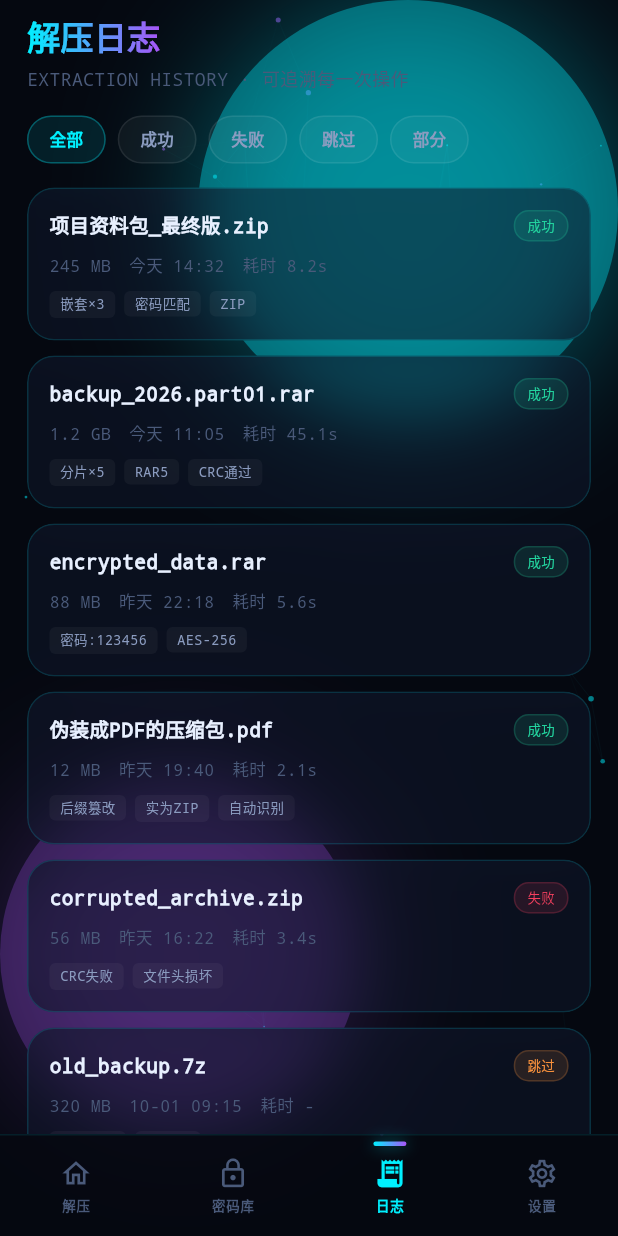
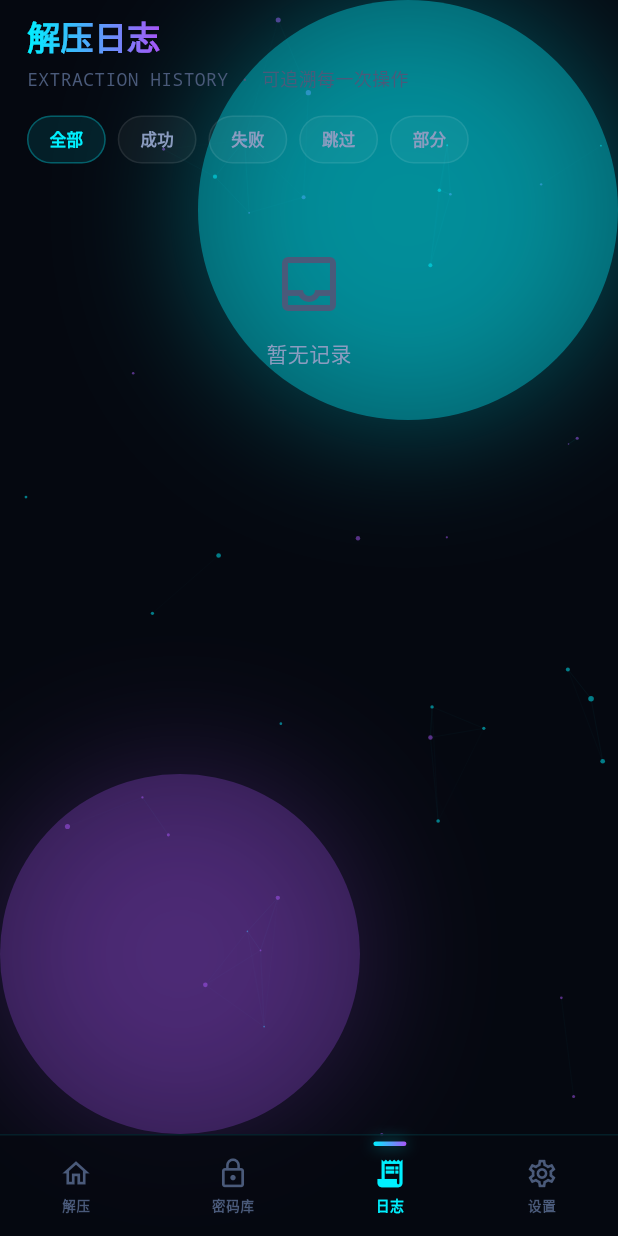
Before and after one commit to Bennett-LiBingHai/deep_unzip, a Flutter app: the screen it shows after launch, item 3 of the bottom bar chosen, on a phone screen of 412 x 824 dp. Run offline on Flutter 3.47's test engine with Material 3 defaults, Android fonts, the phone set to English and light mode, and no system bars; our stand-ins replace file_picker, permission_handler; missing offline and left inert: dart:ffi.

Commit message:
删掉模拟数据，密码库与日志改成空库起步
`lib/utils/mock_data.dart` 连着整个 `lib/utils/` 一起删掉。四个常量列表分两类：

- `archives` —— 早就没人读了（真实扫描接管后就是死代码）。
- `passwords` / `logs` —— 是演示用的假数据：四条「别人的」密码（还带编出来的
  命中次数）、七条没发生过的解压历史。改成空列表起步，用户自己攒。
  P4 接上 `flutter_secure_storage` 之后这里改成从 `vault_v1` 读。

- `extractors` —— **不是演示数据**，是这个 app 真内置了哪几种解压后端：设置页
  把它当「内置」分组展示，`isBuiltin` 为真时删不掉，P8 的规格解析器还要拿它当
  注册表初始内容。所以它没被删，只是搬到了 `lib/data/builtin_extractors.dart`
  —— 原来的家叫「mock」，名不副实。

顺带修掉最后一处装饰性假数据：`vault_screen` 摘要卡右边的「87% 历史匹配率」是
写死的。密码库空库起步之后，它跟左边的「0 已保存密码」直接打架 —— 换成像样的
真值：库里各条 `hitCount` 之和，标签改「累计命中」。

测试：`addPassword 拒绝空串与重复` 原本拿 `MockData.passwords.first.value` 当
重复项，现在先自己塞一条再造重复；`deletePassword 按下标删` 原本依赖
`passwords[1]` 存在，改成先 addPassword 两条。另外补了「空库起步」的前提断言。

`format.dart` / `format_test.dart` 里「形状来自 mock_data」的注释改成指向页面
渲染与测试本身 —— 那些形状是 UI 的既有契约，数据文件没了契约还在。

analyze 无 error/warning；381 个测试全过。

Co-Authored-By: Claude Code <noreply@anthropic.com>

```diff
--- /dev/null
+++ b/lib/data/builtin_extractors.dart
@@ -0,0 +1,60 @@
+import '../models/extractor.dart';
+
+/// 内置解压方式清单。
+///
+/// 这不是演示数据 —— 删掉 `utils/mock_data.dart` 时特意把它留了下来，因为
+/// 它描述的是**这个 app 真正内置了哪几种解压后端**：设置页把它当「内置」分组
+/// 展示，[Extractor.isBuiltin] 为真时删不掉（见 `AppState.deleteExtractor`），
+/// 而且 P8 的声明式规格解析器要拿它当注册表的初始内容。
+///
+/// [Extractor.detectLogic] / [Extractor.extractLogic] 是**给人看的字符串**，
+/// 不是可执行代码 —— 它们只在设置页的详情里原样显示。真正常用的是
+/// `engine/sniff.dart`（探测）与 `engine/backends/`（解压），
+/// 两者都不读这里的字符串。所以这里的值与后缀名对不上时，**以后者为准**。
+class BuiltinExtractors {
+  /// 按可信度从高到低排。`AppState.extractors` 拿它做初始列表。
+  static const List<Extractor> all = [
+    Extractor(
+      name: 'ZIP',
+      type: ExtractorType.single,
+      detectLogic: 'readHeader(4) === 0x504B0304',
+      extractLogic: 'unzip -o {file} -d {dir}',
+      isBuiltin: true,
+    ),
+    Extractor(
+      name: 'RAR5',
+      type: ExtractorType.single,
+      detectLogic: 'readHeader(7) === 0x526172211A0701',
+      extractLogic: 'unrar x -y {file} {dir}',
+      isBuiltin: true,
+    ),
+    Extractor(
+      name: '7Z',
+      type: ExtractorType.single,
+      detectLogic: 'readHeader(6) === 0x377ABCAF271C',
+      extractLogic: '7z x -y {file} -o{dir}',
+      isBuiltin: true,
+    ),
+    Extractor(
+      name: 'TAR.GZ',
+      type: ExtractorType.single,
+      detectLogic: 'readHeader(2) === 0x1F8B',
+      extractLogic: 'tar -xzf {file} -C {dir}',
+      isBuiltin: true,
+    ),
+    Extractor(
+      name: 'RAR 分卷',
+      type: ExtractorType.split,
+      detectLogic: '匹配 *.part01.rar / *.r01 序列',
+      extractLogic: 'unrar x -y {firstFile} {dir}',
+      isBuiltin: true,
+    ),
+    Extractor(
+      name: 'ZIP 分卷',
+      type: ExtractorType.split,
+      detectLogic: '匹配 *.zip.001 / *.z01 序列',
+      extractLogic: 'zip -s- {firstFile} --out temp.zip && unzip temp.zip',
+      isBuiltin: true,
+    ),
+  ];
+}
--- a/lib/providers/app_state.dart
+++ b/lib/providers/app_state.dart
@@ -7,6 +7,7 @@ import 'package:flutter/foundation.dart';
 import 'package:path/path.dart' as p;
 import 'package:permission_handler/permission_handler.dart';
 
+import '../data/builtin_extractors.dart';
 import '../engine/controller.dart';
 import '../engine/cycles.dart';
 import '../engine/format.dart';
@@ -20,7 +21,6 @@ import '../models/archive_file.dart';
 import '../models/extractor.dart';
 import '../models/log_entry.dart';
 import '../models/password_entry.dart';
-import '../utils/mock_data.dart';
 
 /// 全局应用状态。
 ///
@@ -149,12 +149,14 @@ class AppState extends ChangeNotifier {
   /// 暂停中。区别于 [extracting]：暂停时 `extracting` 为 false 但任务还在。
   bool get paused => _paused;
 
-  // 密码库
-  final List<PasswordEntry> _passwords = List.from(MockData.passwords);
+  // 密码库。**空库起步** —— 之前从 mock 数据播种是为了演示观感，但那会让
+  // 用户第一次打开就看到四条「别人的」密码（还带假的命中次数）。真实做法是
+  // 让用户自己攒；P4 接上 `flutter_secure_storage` 后这里改成从 `vault_v1` 读。
+  final List<PasswordEntry> _passwords = [];
   List<PasswordEntry> get passwords => List.unmodifiable(_passwords);
 
-  // 日志
-  final List<LogEntry> _logs = List.from(MockData.logs);
+  // 日志。同样空库起步：历史应当只记录**本机真的解压过**的东西。
+  final List<LogEntry> _logs = [];
   List<LogEntry> get logs => List.unmodifiable(_logs);
   LogStatus? _logFilter;
   LogStatus? get logFilter => _logFilter;
@@ -167,8 +169,9 @@ class AppState extends ChangeNotifier {
   /// 日志封顶。纯追加写、又要在退出时整份落盘，不封顶会无限长。
   static const int _maxLogs = 300;
 
-  // 解压器
-  final List<Extractor> _extractors = List.from(MockData.extractors);
+  // 解压器。**内置那几条是真配置，不是演示数据** —— 见 BuiltinExtractors。
+  // 从原来的 mock_data.dart 搬过来只是因为那里被整个删掉了。
+  final List<Extractor> _extractors = List.from(BuiltinExtractors.all);
   List<Extractor> get extractors => List.unmodifiable(_extractors);
 
   // 设置开关
--- a/lib/screens/vault_screen.dart
+++ b/lib/screens/vault_screen.dart
@@ -79,6 +79,12 @@ class _VaultScreenState extends State<VaultScreen> {
   }
 
   Widget _buildSummary() {
+    // 右边那格原本是写死的 `87%`（标签「历史匹配率」）—— 纯装饰。密码库改成
+    // 空库起步之后，那个数字跟左边的「0 已保存密码」直接打架，所以换成真的：
+    // 库里各条 hitCount 之和。P4 接上真实匹配计数后这里会更有意义。
+    final hits =
+        widget.state.passwords.fold<int>(0, (sum, p) => sum + p.hitCount);
+
     return GlassCard(
       padding: const EdgeInsets.all(16),
       child: Row(
@@ -106,9 +112,9 @@ class _VaultScreenState extends State<VaultScreen> {
           Column(
             crossAxisAlignment: CrossAxisAlignment.end,
             children: [
-              const Text(
-                '87%',
-                style: TextStyle(
+              Text(
+                '$hits',
+                style: const TextStyle(
                   fontSize: 18,
                   fontWeight: FontWeight.w700,
                   fontFamily: 'monospace',
@@ -117,7 +123,7 @@ class _VaultScreenState extends State<VaultScreen> {
               ),
               const SizedBox(height: 2),
               const Text(
-                '历史匹配率',
+                '累计命中',
                 style: TextStyle(fontSize: 11, color: AppTheme.textDim),
               ),
             ],
--- a/lib/utils/mock_data.dart
+++ /dev/null
@@ -1,156 +0,0 @@
-import '../models/archive_file.dart';
-import '../models/password_entry.dart';
-import '../models/log_entry.dart';
-import '../models/extractor.dart';
-
-/// 模拟数据
-class MockData {
-  static const List<ArchiveFile> archives = [
-    ArchiveFile(
-      name: '项目资料包_最终版.zip',
-      type: ArchiveType.zip,
-      size: '245 MB',
-      flags: [ArchiveFlag.nested],
-    ),
-    ArchiveFile(
-      name: 'encrypted_data.rar',
-      type: ArchiveType.rar,
-      size: '88 MB',
-      flags: [ArchiveFlag.encrypted],
-    ),
-    ArchiveFile(
-      name: 'backup_2026.part01.rar',
-      type: ArchiveType.rar,
-      size: '1.2 GB',
-      flags: [ArchiveFlag.split],
-    ),
-    ArchiveFile(
-      name: '伪装成PDF的压缩包.pdf',
-      type: ArchiveType.unknown,
-      size: '12 MB',
-      flags: [ArchiveFlag.fakeExtension],
-    ),
-    ArchiveFile(
-      name: 'old_backup.7z',
-      type: ArchiveType.sevenz,
-      size: '320 MB',
-    ),
-    ArchiveFile(
-      name: 'multi_layer.tar.gz',
-      type: ArchiveType.tar,
-      size: '45 MB',
-      flags: [ArchiveFlag.nested],
-    ),
-  ];
-
-  static const List<PasswordEntry> passwords = [
-    PasswordEntry(value: '123456', hitCount: 23, lastUsed: '2026-09-28'),
-    PasswordEntry(value: 'password', hitCount: 15, lastUsed: '2026-09-25'),
-    PasswordEntry(value: 'admin@2024', hitCount: 8, lastUsed: '2026-09-20'),
-    PasswordEntry(value: 'deepunzip', hitCount: 3, lastUsed: '2026-09-15'),
-  ];
-
-  static const List<LogEntry> logs = [
-    LogEntry(
-      name: '项目资料包_最终版.zip',
-      status: LogStatus.success,
-      size: '245 MB',
-      time: '今天 14:32',
-      duration: '8.2s',
-      tags: ['嵌套×3', '密码匹配', 'ZIP'],
-    ),
-    LogEntry(
-      name: 'backup_2026.part01.rar',
-      status: LogStatus.success,
-      size: '1.2 GB',
-      time: '今天 11:05',
-      duration: '45.1s',
-      tags: ['分片×5', 'RAR5', 'CRC通过'],
-    ),
-    LogEntry(
-      name: 'encrypted_data.rar',
-      status: LogStatus.success,
-      size: '88 MB',
-      time: '昨天 22:18',
-      duration: '5.6s',
-      tags: ['密码:123456', 'AES-256'],
-    ),
-    LogEntry(
-      name: '伪装成PDF的压缩包.pdf',
-      status: LogStatus.success,
-      size: '12 MB',
-      time: '昨天 19:40',
-      duration: '2.1s',
-      tags: ['后缀篡改', '实为ZIP', '自动识别'],
-    ),
-    LogEntry(
-      name: 'corrupted_archive.zip',
-      status: LogStatus.failed,
-      size: '56 MB',
-      time: '昨天 16:22',
-      duration: '3.4s',
-      tags: ['CRC失败', '文件头损坏'],
-    ),
-    LogEntry(
-      name: 'old_backup.7z',
-      status: LogStatus.skipped,
-      size: '320 MB',
-      time: '10-01 09:15',
-      duration: '-',
-      tags: ['用户跳过', '7Z固实'],
-    ),
-    LogEntry(
-      name: 'multi_layer_nested.tar.gz',
-      status: LogStatus.partial,
-      size: '45 MB',
-      time: '09-30 20:33',
-      duration: '12.8s',
-      tags: ['嵌套×5', '1个子包失败', 'TAR.GZ'],
-    ),
-  ];
-
-  static const List<Extractor> extractors = [
-    Extractor(
-      name: 'ZIP',
-      type: ExtractorType.single,
-      detectLogic: 'readHeader(4) === 0x504B0304',
-      extractLogic: 'unzip -o {file} -d {dir}',
-      isBuiltin: true,
-    ),
-    Extractor(
-      name: 'RAR5',
-      type: ExtractorType.single,
-      detectLogic: 'readHeader(7) === 0x526172211A0701',
-      extractLogic: 'unrar x -y {file} {dir}',
-      isBuiltin: true,
-    ),
-    Extractor(
-      name: '7Z',
-      type: ExtractorType.single,
-      detectLogic: 'readHeader(6) === 0x377ABCAF271C',
-      extractLogic: '7z x -y {file} -o{dir}',
-      isBuiltin: true,
-    ),
-    Extractor(
-      name: 'TAR.GZ',
-      type: ExtractorType.single,
-      detectLogic: 'readHeader(2) === 0x1F8B',
-      extractLogic: 'tar -xzf {file} -C {dir}',
-      isBuiltin: true,
-    ),
-    Extractor(
-      name: 'RAR 分卷',
-      type: ExtractorType.split,
-      detectLogic: '匹配 *.part01.rar / *.r01 序列',
-      extractLogic: 'unrar x -y {firstFile} {dir}',
-      isBuiltin: true,
-    ),
-    Extractor(
-      name: 'ZIP 分卷',
-      type: ExtractorType.split,
-      detectLogic: '匹配 *.zip.001 / *.z01 序列',
-      extractLogic: 'zip -s- {firstFile} --out temp.zip && unzip temp.zip',
-      isBuiltin: true,
-    ),
-  ];
-}
```
Also changed, not shown: lib/engine/format.dart (+7 -7 lines), 2 other files.
